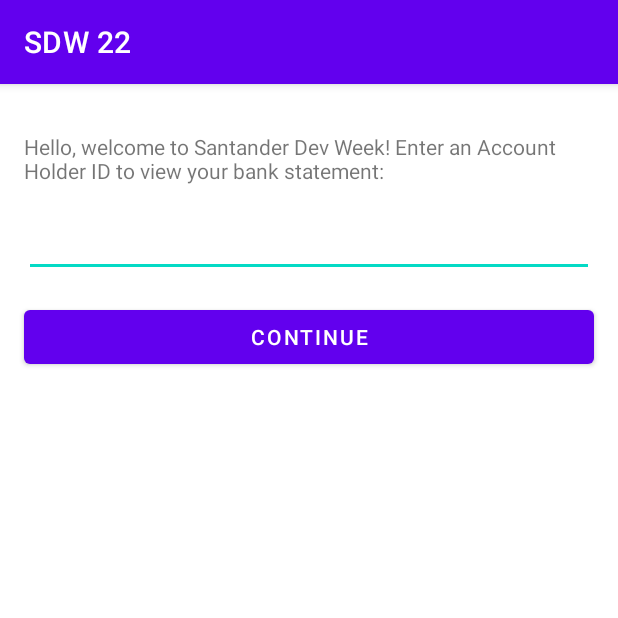
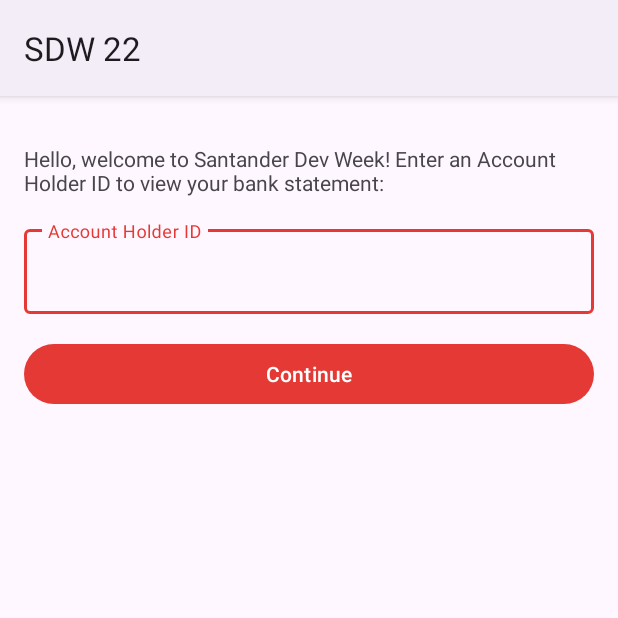
Before and after one commit to Henriqueiru/banklineandroid, an Android app: the screen it shows after launch (WelcomeActivity), on a phone screen of 412 x 824 dp, the top half of it. Run offline under Robolectric (Android 15) with nearby library versions, the phone set to English and light mode, and no system bars.

Commit message:
Material UI Added

```diff
--- a/app/build.gradle
+++ b/app/build.gradle
@@ -36,11 +36,12 @@
 }
 
 dependencies {
-
+    implementation 'com.google.android.material:material:1.6.0-alpha01'
     implementation 'androidx.core:core-ktx:1.7.0'
     implementation 'androidx.appcompat:appcompat:1.4.1'
     implementation 'com.google.android.material:material:1.5.0'
     implementation 'androidx.constraintlayout:constraintlayout:2.1.3'
+    implementation 'androidx.swiperefreshlayout:swiperefreshlayout:1.1.0'
     testImplementation 'junit:junit:4.13.2'
     androidTestImplementation 'androidx.test.ext:junit:1.1.3'
     androidTestImplementation 'androidx.test.espresso:espresso-core:3.4.0'
--- a/app/src/main/AndroidManifest.xml
+++ b/app/src/main/AndroidManifest.xml
@@ -8,7 +8,7 @@
         android:label="@string/app_name"
         android:roundIcon="@mipmap/ic_launcher_round"
         android:supportsRtl="true"
-        android:theme="@style/Theme.Banklineandroid">
+        android:theme="@style/AppTheme">
         <activity
             android:name=".ui.statement.BankStatementActivity"
             android:exported="false"
--- /dev/null
+++ b/app/src/main/java/me/dio/bankline_android/ui/statement/BankStatementAdapter.kt
@@ -0,0 +1,4 @@
+package me.dio.bankline_android.ui.statement
+
+class BankStatementAdapter {
+}
--- a/app/src/main/res/layout/activity_welcome.xml
+++ b/app/src/main/res/layout/activity_welcome.xml
@@ -18,18 +18,26 @@
         app:layout_constraintRight_toRightOf="parent"
         app:layout_constraintTop_toTopOf="parent" />
 
-    <EditText
-        android:id="@+id/etAccountHolderId"
+    <!-- Reference: https://material.io/components/text-fields/android -->
+    <com.google.android.material.textfield.TextInputLayout
+        android:id="@+id/tilAccountHolderId"
         android:layout_width="0dp"
         android:layout_height="wrap_content"
         android:layout_marginStart="@dimen/margin_default"
         android:layout_marginTop="@dimen/margin_default"
         android:layout_marginEnd="@dimen/margin_default"
-        android:ems="10"
-        android:inputType="number"
+        android:hint="@string/txt_account_holder_id"
         app:layout_constraintEnd_toEndOf="parent"
         app:layout_constraintStart_toStartOf="parent"
-        app:layout_constraintTop_toBottomOf="@+id/tvWelcome" />
+        app:layout_constraintTop_toBottomOf="@+id/tvWelcome">
+
+        <com.google.android.material.textfield.TextInputEditText
+            android:id="@+id/etAccountHolderId"
+            android:layout_width="match_parent"
+            android:layout_height="wrap_content"
+            android:inputType="number" />
+
+    </com.google.android.material.textfield.TextInputLayout>
 
     <Button
         android:id="@+id/btContinue"
@@ -38,9 +46,9 @@
         android:layout_marginStart="@dimen/margin_default"
         android:layout_marginTop="@dimen/margin_default"
         android:layout_marginEnd="@dimen/margin_default"
-        android:text="@string/txt_cotinue"
+        android:text="@string/txt_continue"
         app:layout_constraintEnd_toEndOf="parent"
         app:layout_constraintStart_toStartOf="parent"
-        app:layout_constraintTop_toBottomOf="@+id/etAccountHolderId" />
+        app:layout_constraintTop_toBottomOf="@+id/tilAccountHolderId" />
 
 </androidx.constraintlayout.widget.ConstraintLayout>
--- a/app/src/main/res/values-night/themes.xml
+++ b/app/src/main/res/values-night/themes.xml
@@ -1,16 +1,12 @@
 <resources xmlns:tools="http://schemas.android.com/tools">
     <!-- Base application theme. -->
-    <style name="Theme.Banklineandroid" parent="Theme.MaterialComponents.DayNight.DarkActionBar">
-        <!-- Primary brand color. -->
-        <item name="colorPrimary">@color/purple_200</item>
-        <item name="colorPrimaryVariant">@color/purple_700</item>
-        <item name="colorOnPrimary">@color/black</item>
-        <!-- Secondary brand color. -->
-        <item name="colorSecondary">@color/teal_200</item>
-        <item name="colorSecondaryVariant">@color/teal_200</item>
-        <item name="colorOnSecondary">@color/black</item>
-        <!-- Status bar color. -->
-        <item name="android:statusBarColor" tools:targetApi="l">?attr/colorPrimaryVariant</item>
-        <!-- Customize your theme here. -->
+    <!-- https://m3.material.io/libraries/mdc-android/getting-started -->
+    <style name="AppTheme" parent="Theme.Material3.Dark">
+        <!-- https://m3.material.io/libraries/mdc-android/color-theming -->
+        <item name="colorPrimary">@color/primary_200</item>
+        <item name="colorPrimaryContainer">@color/primary_700</item>
+        <item name="colorOnPrimaryContainer">@color/primary_100</item>
+        <item name="colorPrimaryInverse">@color/primary_600</item>
     </style>
+    <!-- Interesting alternative to Material 3: https://material-foundation.github.io/material-theme-builder -->
 </resources>
--- a/app/src/main/res/values/colors.xml
+++ b/app/src/main/res/values/colors.xml
@@ -1,10 +1,9 @@
 <?xml version="1.0" encoding="utf-8"?>
 <resources>
-    <color name="purple_200">#FFBB86FC</color>
-    <color name="purple_500">#FF6200EE</color>
-    <color name="purple_700">#FF3700B3</color>
-    <color name="teal_200">#FF03DAC5</color>
-    <color name="teal_700">#FF018786</color>
-    <color name="black">#FF000000</color>
-    <color name="white">#FFFFFFFF</color>
+    <!-- Reference: https://material.io/resources/color -->
+    <color name="primary_100">#ffcdd2</color>
+    <color name="primary_200">#ef9a9a</color>
+    <color name="primary_600">#e53935</color>
+    <color name="primary_700">#d32f2f</color>
+    <color name="primary_900">#b71c1c</color>
 </resources>
--- a/app/src/main/res/values/strings.xml
+++ b/app/src/main/res/values/strings.xml
@@ -1,5 +1,6 @@
 <resources>
     <string name="app_name" translatable="false">SDW 22</string>
     <string name="txt_welcome">Hello, welcome to Santander Dev Week! Enter an Account Holder ID to view your bank statement:</string>
-    <string name="txt_cotinue">Continue</string>
+    <string name="txt_continue">Continue</string>
+    <string name="txt_account_holder_id">Account Holder ID</string>
 </resources>
--- a/app/src/main/res/values/themes.xml
+++ b/app/src/main/res/values/themes.xml
@@ -1,16 +1,12 @@
 <resources xmlns:tools="http://schemas.android.com/tools">
     <!-- Base application theme. -->
-    <style name="Theme.Banklineandroid" parent="Theme.MaterialComponents.DayNight.DarkActionBar">
-        <!-- Primary brand color. -->
-        <item name="colorPrimary">@color/purple_500</item>
-        <item name="colorPrimaryVariant">@color/purple_700</item>
-        <item name="colorOnPrimary">@color/white</item>
-        <!-- Secondary brand color. -->
-        <item name="colorSecondary">@color/teal_200</item>
-        <item name="colorSecondaryVariant">@color/teal_700</item>
-        <item name="colorOnSecondary">@color/black</item>
-        <!-- Status bar color. -->
-        <item name="android:statusBarColor" tools:targetApi="l">?attr/colorPrimaryVariant</item>
-        <!-- Customize your theme here. -->
+    <!-- https://m3.material.io/libraries/mdc-android/getting-started -->
+    <style name="AppTheme" parent="Theme.Material3.Light">
+        <!-- https://m3.material.io/libraries/mdc-android/color-theming -->
+        <item name="colorPrimary">@color/primary_600</item>
+        <item name="colorPrimaryContainer">@color/primary_100</item>
+        <item name="colorOnPrimaryContainer">@color/primary_900</item>
+        <item name="colorPrimaryInverse">@color/primary_200</item>
     </style>
+    <!-- Interesting alternative to Material 3: https://material-foundation.github.io/material-theme-builder -->
 </resources>
```
Also changed, not shown: app/src/main/res/drawable/ic_money_in.xml (added, +10 -0 lines), app/src/main/res/drawable/ic_money_out.xml (added, +10 -0 lines), app/src/main/res/layout/activity_bank_statement.xml (+18 -0 lines), app/src/main/res/layout/bank_statement_item.xml (added, +65 -0 lines), 1 other file.
